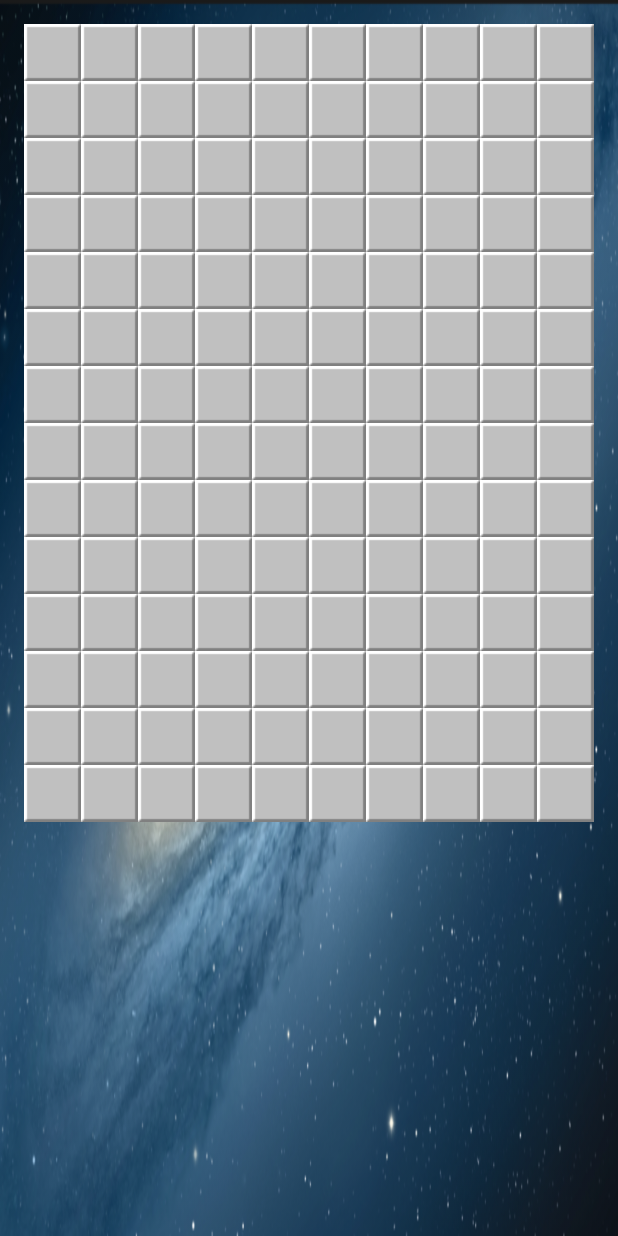
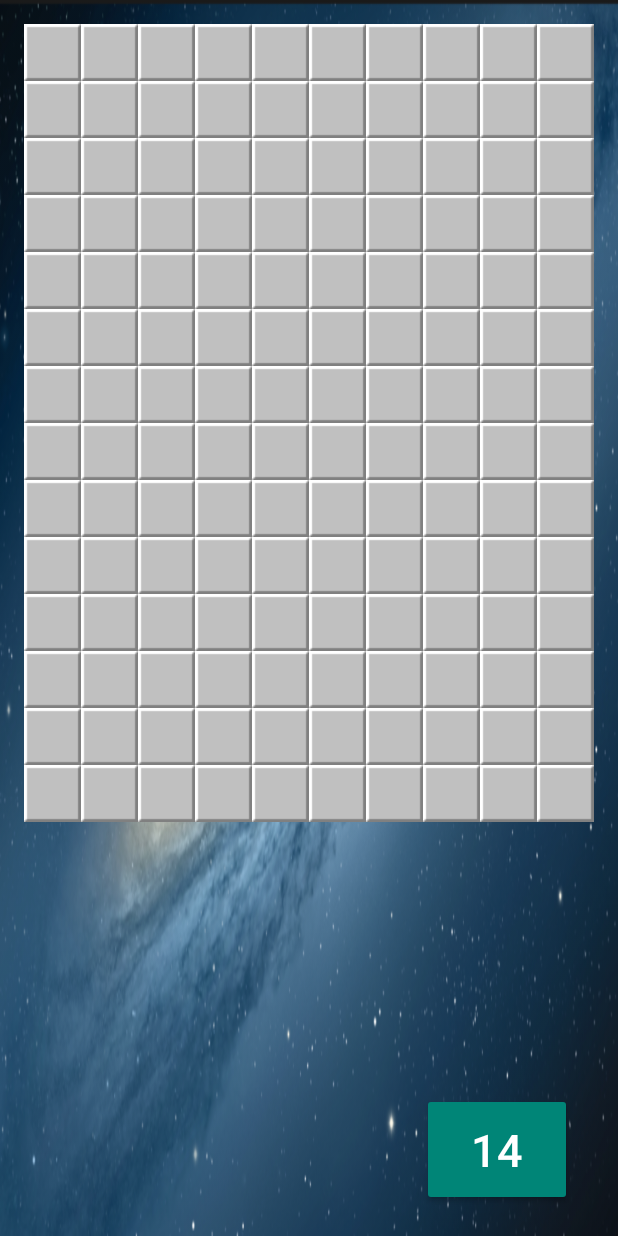
Before and after one commit to liDavidM21/CSC207-Game-Center, an Android app: the MainActivity screen opened directly, with no data from a screen before it, on a phone screen of 412 x 824 dp. Run offline under Robolectric (Android 15) with nearby library versions, the phone set to English and light mode, and no system bars.

Commit message:
now user can see how many bombs are left for them to discover. bugs opn long click remain for fix. long click is disabled temporarily.

```diff
--- a/Phase2/project/GameCentre/app/src/main/java/fall2018/csc2017/minesweeper/Cell.java
+++ b/Phase2/project/GameCentre/app/src/main/java/fall2018/csc2017/minesweeper/Cell.java
@@ -6,14 +6,20 @@ import android.graphics.drawable.Drawable;
 import android.support.v4.content.ContextCompat;
 import android.util.Log;
 import android.view.View;
+import android.widget.TextView;
 
-import fall2018.csc2017.minesweeper.GameEngine;
+import fall2018.csc2017.minesweeper.MainActivity;
 import fall2018.csc2017.R;
 
 /**
  * Created by Marcell on 2016. 04. 14..
  */
+
 public class Cell extends BaseCell implements View.OnClickListener , View.OnLongClickListener{
+    /**
+     * Number of bombs left on show in Main Activity.
+     */
+    private int numBombs = GameEngine.getBombNumber();
 
     public Cell( Context context , int x , int y ){
         super(context);
@@ -40,6 +46,10 @@ public class Cell extends BaseCell implements View.OnClickListener , View.OnLong
     public boolean onLongClick(View v) {
         if (!GameEngine.getInstance().getCellAt(getXPos(), getYPos()).isRevealed()) {
             GameEngine.getInstance().flag(getXPos(), getYPos());
+            numBombs--;
+            TextView txt = findViewById(R.id.bombNum);
+            String str = Integer.toString(numBombs);
+            txt.setText(str);
         }
         return true;
     }
--- a/Phase2/project/GameCentre/app/src/main/java/fall2018/csc2017/minesweeper/GameEngine.java
+++ b/Phase2/project/GameCentre/app/src/main/java/fall2018/csc2017/minesweeper/GameEngine.java
@@ -80,6 +80,13 @@ public class GameEngine implements Serializable {
         GameEngine.isLost = isLost;
     }
 
+    /**
+     * Get number of bombs.
+     * @return int number of bombs.
+     */
+    public static int getBombNumber(){
+        return BOMB_NUMBER;
+    }
     /**
      * Initialize a new grid for game minesweeper.
      */
--- a/Phase2/project/GameCentre/app/src/main/java/fall2018/csc2017/minesweeper/MainActivity.java
+++ b/Phase2/project/GameCentre/app/src/main/java/fall2018/csc2017/minesweeper/MainActivity.java
@@ -3,6 +3,8 @@ package fall2018.csc2017.minesweeper;
 import android.app.Activity;
 import android.os.Bundle;
 import android.util.Log;
+import android.view.View;
+import android.widget.Button;
 import android.widget.TextView;
 import fall2018.csc2017.R;
 
@@ -16,5 +18,8 @@ public class MainActivity extends Activity {
 
         Log.e("MainActivityTwo","onCreate");
         GameEngine.getInstance().createGrid(this);
+        TextView txt = findViewById(R.id.bombNum);
+        String str = Integer.toString(GameEngine.getBombNumber());
+        txt.setText(str);
     }
 }
--- a/Phase2/project/GameCentre/app/src/main/res/layout/activity_main2.xml
+++ b/Phase2/project/GameCentre/app/src/main/res/layout/activity_main2.xml
@@ -1,5 +1,6 @@
 <?xml version="1.0" encoding="utf-8"?>
-<RelativeLayout xmlns:android="http://schemas.android.com/apk/res/android"
+<android.support.constraint.ConstraintLayout xmlns:android="http://schemas.android.com/apk/res/android"
+    xmlns:app="http://schemas.android.com/apk/res-auto"
     xmlns:tools="http://schemas.android.com/tools"
     android:layout_width="match_parent"
     android:layout_height="match_parent"
@@ -7,11 +8,29 @@
     android:paddingLeft="@dimen/activity_horizontal_margin"
     android:paddingRight="@dimen/activity_horizontal_margin"
     android:paddingTop="@dimen/activity_vertical_margin"
-    android:background="@drawable/background2">
+    android:background="@drawable/background2"
+    android:id="@+id/relativeLayout">
 
     <fall2018.csc2017.minesweeper.Grid
         android:id="@+id/minesweeperGridView"
         android:layout_width="match_parent"
         android:layout_height="wrap_content"
-        android:layout_centerHorizontal="true"/>
-</RelativeLayout>
+        app:layout_constraintTop_toTopOf="parent"
+        app:layout_constraintLeft_toLeftOf="parent"
+        app:layout_constraintRight_toRightOf="parent" />
+
+    <TextView
+        android:id="@+id/bombNum"
+        style="@style/Widget.AppCompat.Button.Colored"
+        android:layout_width="100dp"
+        android:layout_height="75dp"
+        android:layout_marginStart="109dp"
+        android:layout_marginEnd="8dp"
+        android:layout_marginBottom="4dp"
+        android:text="TextView"
+        android:textSize="30sp"
+        app:layout_constraintBottom_toBottomOf="parent"
+        app:layout_constraintEnd_toEndOf="parent"
+        app:layout_constraintHorizontal_bias="0.958"
+        app:layout_constraintStart_toStartOf="parent" />
+</android.support.constraint.ConstraintLayout>
```
